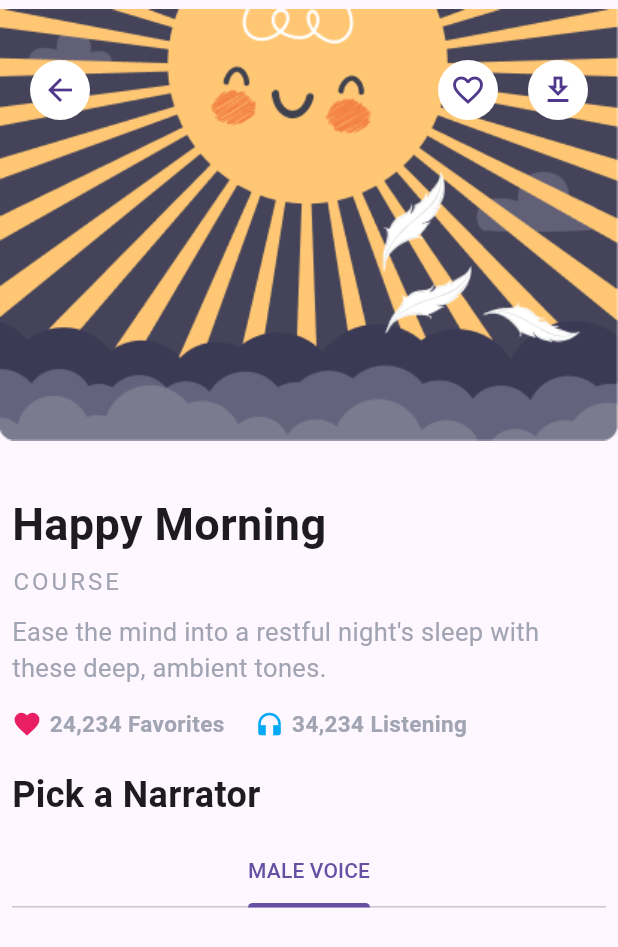
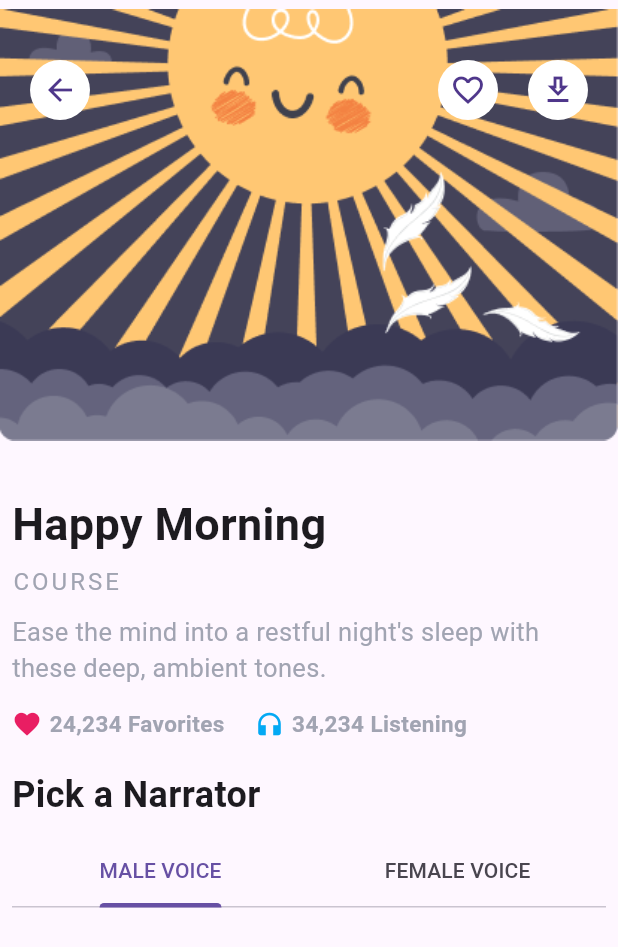
Before and after one commit to AthiraaAthi/meditation_app_Ui, a Flutter app: the CourseScreen screen opened directly, on a phone screen of 412 x 824 dp. Shown: the top 947 px of the screen. Run offline on Flutter 3.47's test engine with Material 3 defaults, Android fonts, the phone set to English and light mode, and no system bars.

Commit message:
Added 'FEMALE VOICE' tab to TabBar in CourseScreen for voice selection

```diff
--- a/lib/view/home/course_screen.dart
+++ b/lib/view/home/course_screen.dart
@@ -124,6 +124,7 @@ class _CourseScreenState extends State<CourseScreen> {
                           TabBar(
                             tabs: [
                               Tab(text: 'MALE VOICE'),
+                              Tab(text: 'FEMALE VOICE'),
                             ],
                           ),
                         ],
```
